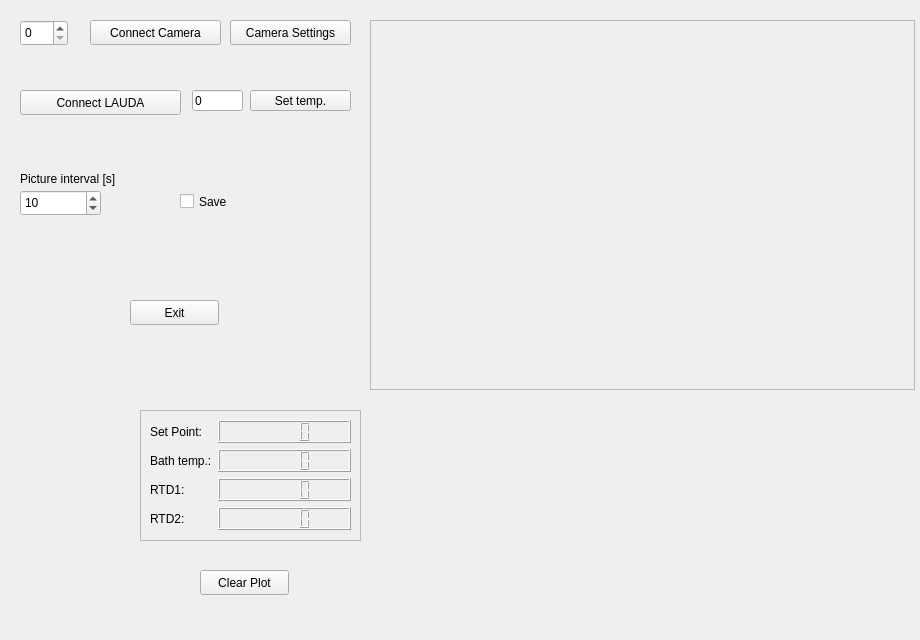
The window that src/gui/experiment.ui (gfogwill/FrESH) describes before a commit, drawn with Qt 5.
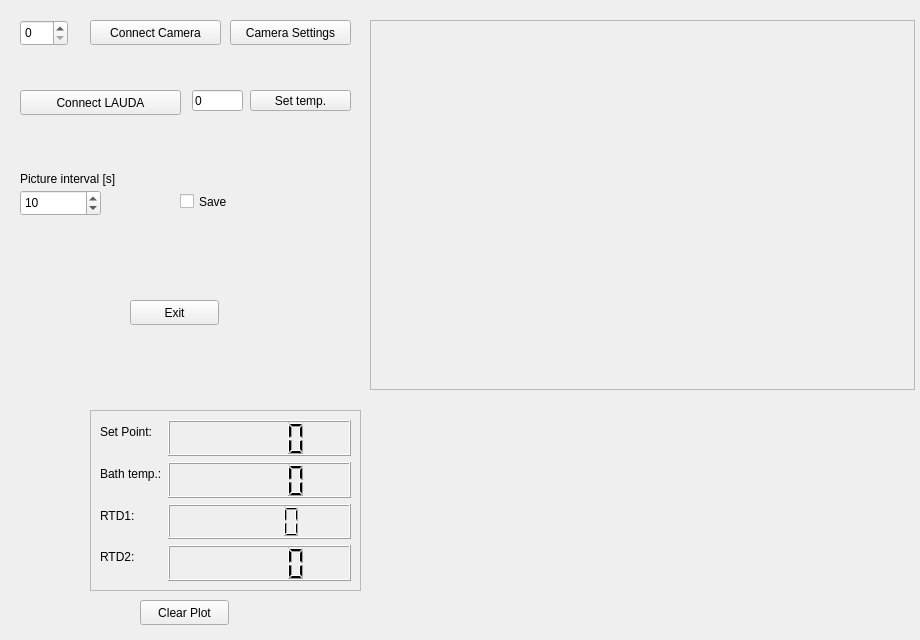
The same window after the commit. Custom widgets are drawn as their Qt base class.

Commit message: style: change gui. displat temps in dispaly

The edit to the form file:
```diff
--- a/src/gui/experiment.ui
+++ b/src/gui/experiment.ui
@@ -72,8 +72,8 @@
    <widget class="QPushButton" name="clearPlotButton">
     <property name="geometry">
      <rect>
-      <x>200</x>
-      <y>570</y>
+      <x>140</x>
+      <y>600</y>
       <width>89</width>
       <height>25</height>
      </rect>
@@ -208,10 +208,10 @@
    <widget class="QFrame" name="frame">
     <property name="geometry">
      <rect>
-      <x>140</x>
+      <x>90</x>
       <y>410</y>
-      <width>221</width>
-      <height>131</height>
+      <width>271</width>
+      <height>181</height>
      </rect>
     </property>
     <property name="frameShape">
@@ -225,16 +225,33 @@
       <rect>
        <x>10</x>
        <y>10</y>
-       <width>201</width>
-       <height>112</height>
+       <width>251</width>
+       <height>161</height>
       </rect>
      </property>
      <layout class="QFormLayout" name="formLayout">
+      <property name="sizeConstraint">
+       <enum>QLayout::SetMaximumSize</enum>
+      </property>
       <item row="0" column="1">
-       <widget class="QLCDNumber" name="lcdSP"/>
+       <widget class="QLCDNumber" name="lcdSP">
+        <property name="sizePolicy">
+         <sizepolicy hsizetype="Minimum" vsizetype="MinimumExpanding">
+          <horstretch>0</horstretch>
+          <verstretch>0</verstretch>
+         </sizepolicy>
+        </property>
+       </widget>
       </item>
       <item row="1" column="1">
-       <widget class="QLCDNumber" name="lcdBT"/>
+       <widget class="QLCDNumber" name="lcdBT">
+        <property name="sizePolicy">
+         <sizepolicy hsizetype="Minimum" vsizetype="MinimumExpanding">
+          <horstretch>0</horstretch>
+          <verstretch>0</verstretch>
+         </sizepolicy>
+        </property>
+       </widget>
       </item>
       <item row="2" column="0">
        <widget class="QLabel" name="label_4">
@@ -244,7 +261,14 @@
        </widget>
       </item>
       <item row="2" column="1">
-       <widget class="QLCDNumber" name="lcdRTD1"/>
+       <widget class="QLCDNumber" name="lcdRTD1">
+        <property name="sizePolicy">
+         <sizepolicy hsizetype="Minimum" vsizetype="MinimumExpanding">
+          <horstretch>0</horstretch>
+          <verstretch>0</verstretch>
+         </sizepolicy>
+        </property>
+       </widget>
       </item>
       <item row="3" column="0">
        <widget class="QLabel" name="label_5">
@@ -254,7 +278,14 @@
        </widget>
       </item>
       <item row="3" column="1">
-       <widget class="QLCDNumber" name="lcdRTD2"/>
+       <widget class="QLCDNumber" name="lcdRTD2">
+        <property name="sizePolicy">
+         <sizepolicy hsizetype="Minimum" vsizetype="MinimumExpanding">
+          <horstretch>0</horstretch>
+          <verstretch>0</verstretch>
+         </sizepolicy>
+        </property>
+       </widget>
       </item>
       <item row="1" column="0">
        <widget class="QLabel" name="label">
```
